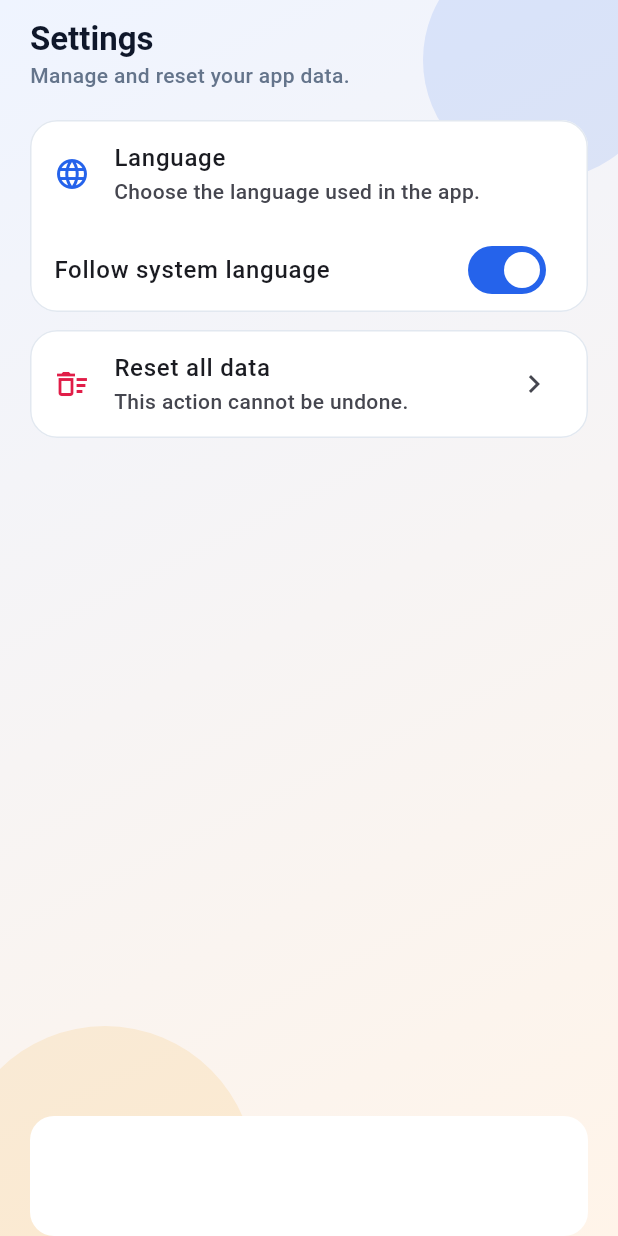
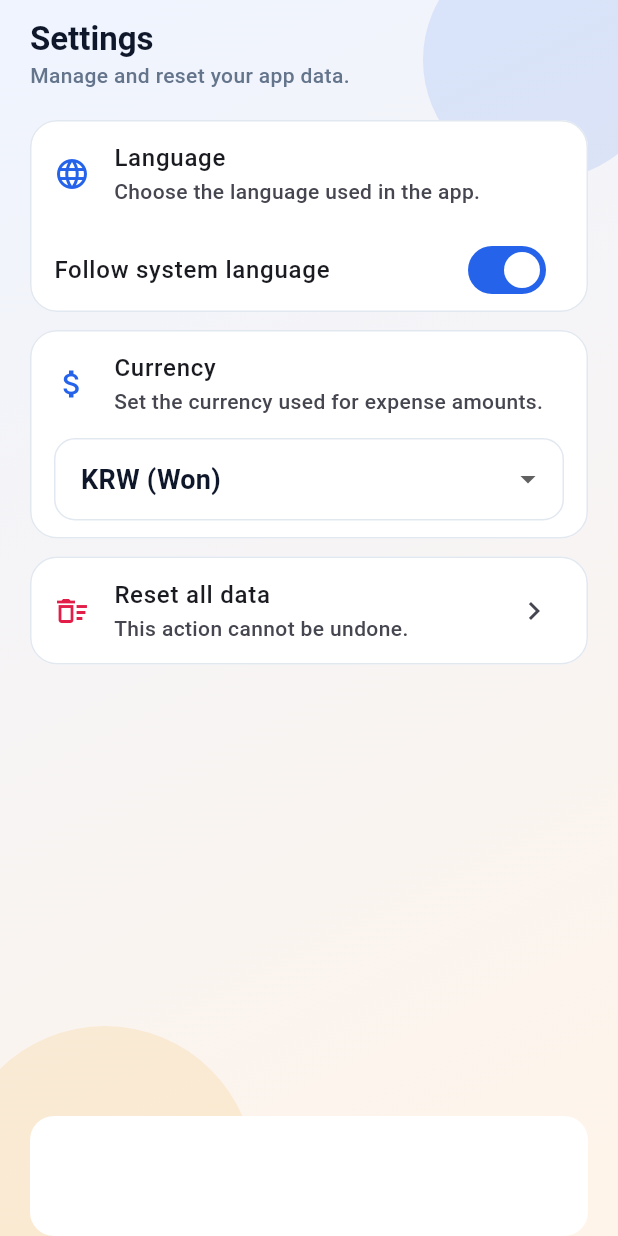
Before and after one commit to KR1023/expense_diary, a Flutter app: the ConfigScreen screen opened directly, on a phone screen of 412 x 824 dp. Run offline on Flutter 3.47's test engine with Material 3 defaults, Android fonts, the phone set to English and light mode, and no system bars; drawn by our look-alikes of google_mobile_ads; our stand-ins replace drift, easy_localization, fluttertoast, get_it, google_fonts, shared_preferences and 1 more; accounts and stored records are empty; generated files the repository leaves out were written again; network calls fail.

Commit message:
feat: add configurable currency setting and fix settings dropdown overflow

```diff
--- a/assets/locales/en.json
+++ b/assets/locales/en.json
@@ -42,6 +42,12 @@
   },
   "settings": {
     "subtitle": "Manage and reset your app data.",
+    "currency": {
+      "title": "Currency",
+      "subtitle": "Set the currency used for expense amounts.",
+      "option_krw": "KRW (Won)",
+      "option_usd": "USD ($)"
+    },
     "language": {
       "title": "Language",
       "subtitle": "Choose the language used in the app.",
--- a/assets/locales/ko.json
+++ b/assets/locales/ko.json
@@ -42,6 +42,12 @@
   },
   "settings": {
     "subtitle": "앱 데이터를 관리하고 초기화할 수 있습니다.",
+    "currency": {
+      "title": "통화",
+      "subtitle": "지출 금액에 사용할 통화를 설정합니다.",
+      "option_krw": "KRW (원)",
+      "option_usd": "USD ($)"
+    },
     "language": {
       "title": "언어",
       "subtitle": "앱에서 사용할 언어를 설정합니다.",
--- a/lib/component/expense_card.dart
+++ b/lib/component/expense_card.dart
@@ -1,9 +1,12 @@
 import 'package:expense_diary/database/drift_database.dart';
 import 'package:flutter/material.dart';
 import 'package:intl/intl.dart';
+import 'package:get_it/get_it.dart';
 import 'package:expense_diary/screen/detail_screen.dart';
 import 'package:expense_diary/const/app_colors.dart';
 import 'package:easy_localization/easy_localization.dart';
+import 'package:expense_diary/const/currency_utils.dart';
+import 'package:expense_diary/service/app_settings.dart';
 
 class ExpenseCard extends StatelessWidget {
   final int expenseId;
@@ -24,9 +27,9 @@ class ExpenseCard extends StatelessWidget {
 
   @override
   Widget build(BuildContext context) {
-    final numberFormatter = NumberFormat('#,###');
     final expenseDateFormat = DateFormat('yy.MM.dd');
     final isDark = AppColors.isDark(context);
+    final currencyCode = GetIt.I<AppSettings>().currencyCode;
 
     return Card(
       margin: EdgeInsets.zero,
@@ -92,7 +95,7 @@ class ExpenseCard extends StatelessWidget {
                 crossAxisAlignment: CrossAxisAlignment.end,
                 children: [
                   Text(
-                    '${numberFormatter.format(expense)}${'common.currency_suffix'.tr()}',
+                    CurrencyUtils.formatAmount(expense, currencyCode),
                     overflow: TextOverflow.ellipsis,
                     maxLines: 1,
                     style: Theme.of(context).textTheme.titleMedium?.copyWith(
--- a/lib/screen/config_screen.dart
+++ b/lib/screen/config_screen.dart
@@ -6,6 +6,7 @@ import 'package:expense_diary/component/common/app_background.dart';
 import 'package:expense_diary/const/app_colors.dart';
 import 'package:easy_localization/easy_localization.dart';
 import 'package:shared_preferences/shared_preferences.dart';
+import 'package:expense_diary/service/app_settings.dart';
 
 class ConfigScreen extends StatefulWidget {
   const ConfigScreen({super.key});
@@ -17,10 +18,12 @@ class ConfigScreen extends StatefulWidget {
 class _ConfigScreenState extends State<ConfigScreen> {
   bool _followSystemLocale = true;
   String _selectedLanguage = 'en';
+  String _selectedCurrency = AppSettings.defaultCurrency;
 
   @override
   void initState() {
     super.initState();
+    _selectedCurrency = GetIt.I<AppSettings>().currencyCode;
     _loadLocaleSettings();
   }
 
@@ -80,6 +83,14 @@ class _ConfigScreenState extends State<ConfigScreen> {
     setState(() {
       _followSystemLocale = false;
       _selectedLanguage = languageCode;
+    });
+  }
+
+  Future<void> _setCurrency(String currencyCode) async {
+    await GetIt.I<AppSettings>().setCurrencyCode(currencyCode);
+    if (!mounted) return;
+    setState(() {
+      _selectedCurrency = currencyCode;
     });
   }
 
@@ -147,6 +158,40 @@ class _ConfigScreenState extends State<ConfigScreen> {
             const SizedBox(height: 12),
             Card(
               margin: EdgeInsets.zero,
+              child: Column(
+                children: [
+                  ListTile(
+                    leading: Icon(Icons.attach_money, color: AppColors.primary),
+                    title: Text('settings.currency.title'.tr()),
+                    subtitle: Text('settings.currency.subtitle'.tr()),
+                  ),
+                  Padding(
+                    padding: const EdgeInsets.fromLTRB(16, 0, 16, 12),
+                    child: DropdownButtonFormField<String>(
+                      value: _selectedCurrency,
+                      decoration: const InputDecoration(isDense: true),
+                      items: [
+                        DropdownMenuItem(
+                          value: 'KRW',
+                          child: Text('settings.currency.option_krw'.tr()),
+                        ),
+                        DropdownMenuItem(
+                          value: 'USD',
+                          child: Text('settings.currency.option_usd'.tr()),
+                        ),
+                      ],
+                      onChanged: (value) {
+                        if (value == null) return;
+                        _setCurrency(value);
+                      },
+                    ),
+                  ),
+                ],
+              ),
+            ),
+            const SizedBox(height: 12),
+            Card(
+              margin: EdgeInsets.zero,
               child: ListTile(
                 leading: Icon(
                   Icons.delete_sweep_outlined,
--- a/lib/screen/home_screen.dart
+++ b/lib/screen/home_screen.dart
@@ -8,6 +8,8 @@ import 'package:intl/intl.dart';
 import 'package:expense_diary/component/common/app_background.dart';
 import 'package:expense_diary/const/app_colors.dart';
 import 'package:easy_localization/easy_localization.dart';
+import 'package:expense_diary/const/currency_utils.dart';
+import 'package:expense_diary/service/app_settings.dart';
 
 class HomeScreen extends StatelessWidget {
   @override
@@ -40,7 +42,7 @@ class HomeScreen extends StatelessWidget {
             StreamBuilder<int>(
               stream: GetIt.I<LocalDatabase>().selectDayExpense(selectedDate),
               builder: (context, totalSnapshot) {
-                final numberFormatter = NumberFormat('#,###');
+                final currencyCode = GetIt.I<AppSettings>().currencyCode;
                 final total = totalSnapshot.data ?? 0;
                 return Container(
                   width: double.infinity,
@@ -72,7 +74,7 @@ class HomeScreen extends StatelessWidget {
                           ),
                           const SizedBox(height: 6),
                           Text(
-                            '${numberFormatter.format(total)}${'common.currency_suffix'.tr()}',
+                            CurrencyUtils.formatAmount(total, currencyCode),
                             style: Theme.of(context).textTheme.displaySmall
                                 ?.copyWith(color: Colors.white),
                           ),
--- /dev/null
+++ b/lib/service/app_settings.dart
@@ -0,0 +1,25 @@
+import 'package:flutter/foundation.dart';
+import 'package:shared_preferences/shared_preferences.dart';
+
+class AppSettings extends ChangeNotifier {
+  static const currencyPreferenceKey = 'user_currency';
+  static const defaultCurrency = 'KRW';
+  static const supportedCurrencies = ['KRW', 'USD'];
+
+  AppSettings({required String currencyCode}) : _currencyCode = currencyCode;
+
+  String _currencyCode;
+
+  String get currencyCode => _currencyCode;
+
+  Future<void> setCurrencyCode(String currencyCode) async {
+    if (!supportedCurrencies.contains(currencyCode)) return;
+    if (_currencyCode == currencyCode) return;
+
+    _currencyCode = currencyCode;
+    notifyListeners();
+
+    final prefs = await SharedPreferences.getInstance();
+    await prefs.setString(currencyPreferenceKey, currencyCode);
+  }
+}
```
Also changed, not shown: lib/component/expense_by_category.dart (+7 -3 lines), lib/component/expense_by_date.dart (+11 -4 lines), lib/component/expense_by_month.dart (+8 -5 lines), lib/component/expense_by_week.dart (+5 -4 lines), lib/component/label_field.dart (+7 -1 lines), lib/const/currency_utils.dart (added, +18 -0 lines), lib/main.dart (+12 -0 lines).
